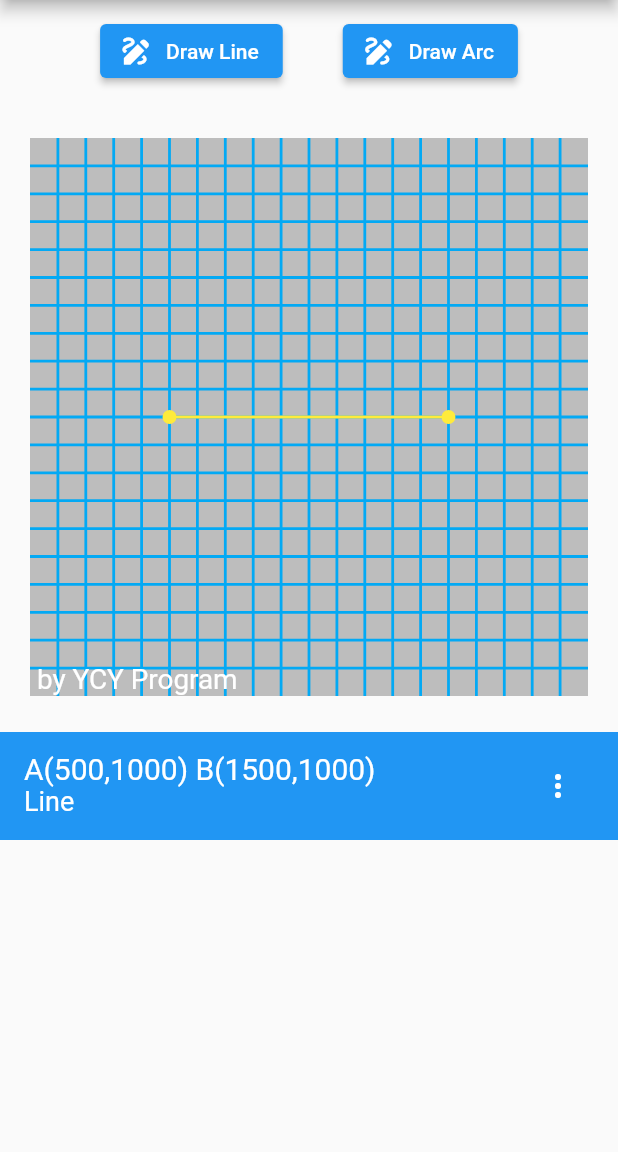
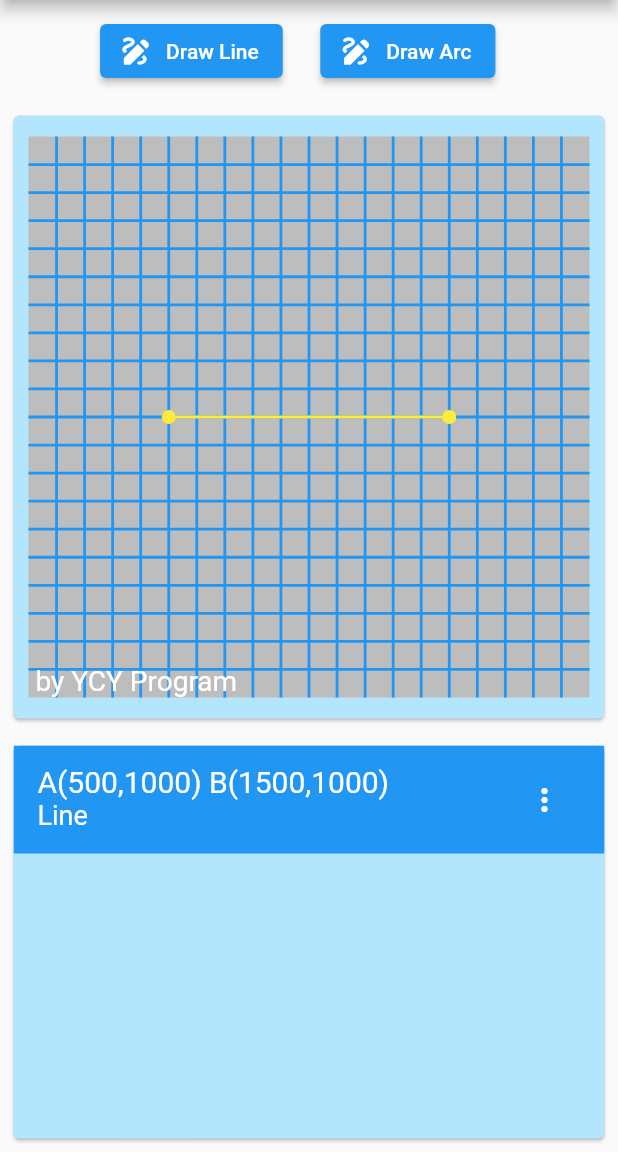
Before and after one commit to YCY-Program-team/draw_graph, a Flutter app: the screen it shows after launch, after a tap on "Draw Line", on a phone screen of 412 x 824 dp, the part 84-1236 px from its top. Run offline on Flutter 3.47's test engine with Material 2 defaults, Android fonts, the phone set to English and light mode, and no system bars; our stand-ins replace image_picker, qr_flutter; missing offline and left inert: mobile_scanner.

Commit message:
fix canva size

```diff
--- a/lib/body.dart
+++ b/lib/body.dart
@@ -40,7 +40,7 @@ class GraphCanvaState extends State<GraphCanva> {
   @override
   Widget build(BuildContext context) {
     final doCanva = Container(
-      margin: const EdgeInsets.all(20),
+      margin: const EdgeInsets.all(10),
       child: FittedBox(
         child: GestureDetector(
           child: Container(
@@ -225,7 +225,7 @@ class GraphCanvaState extends State<GraphCanva> {
       mainAxisAlignment: MainAxisAlignment.center,
       children: <Widget>[
         Container(
-          margin: const EdgeInsets.symmetric(vertical: 10, horizontal: 20),
+          margin: const EdgeInsets.symmetric(vertical: 5, horizontal: 5),
           child: ElevatedButton.icon(
               onPressed: () {
                 setState(() {
@@ -253,11 +253,30 @@ class GraphCanvaState extends State<GraphCanva> {
       ],
     );
 
+    final deviceSize = MediaQuery.of(context).size;
+
     final verticalLayout = Column(
       children: <Widget>[
         drawButtons,
-        Expanded(flex: 3, child: doCanva),
-        Expanded(flex: 2, child: doList)
+        Expanded(
+          flex: 3,
+          child: Container(
+            margin: const EdgeInsets.symmetric(vertical: 5, horizontal: 5),
+            child: Card(
+              color: Colors.lightBlue[100],
+              child: FractionallySizedBox(
+                widthFactor: 1.0,
+                child: doCanva,
+              ),
+            ),
+          ),
+        ),
+        Expanded(
+            flex: 2,
+            child: Container(
+              margin: const EdgeInsets.symmetric(vertical: 5, horizontal: 5),
+              child: Card(color: Colors.lightBlue[100], child: doList),
+            ))
       ],
     );
 
@@ -266,7 +285,12 @@ class GraphCanvaState extends State<GraphCanva> {
         Expanded(
             child: Container(
           margin: const EdgeInsets.symmetric(vertical: 10, horizontal: 5),
-          child: Card(color: Colors.lightBlue[100], child: doCanva),
+          child: Card(
+              color: Colors.lightBlue[100],
+              child: FractionallySizedBox(
+                heightFactor: 1.0,
+                child: doCanva,
+              )),
         )),
         Expanded(
           child: Container(
@@ -284,7 +308,6 @@ class GraphCanvaState extends State<GraphCanva> {
       ],
     );
 
-    final deviceSize = MediaQuery.of(context).size;
     return deviceSize.height > deviceSize.width
         ? verticalLayout
         : horizontalLayout;
--- a/lib/paint.dart
+++ b/lib/paint.dart
@@ -86,7 +86,7 @@ class Painter extends CustomPainter {
   void prepare(Canvas canvas, Size size) {
     Paint paint = Paint()
       ..strokeWidth = 10
-      ..color = Colors.lightBlue;
+      ..color = Colors.blue;
     for (int x = 1; x < 20; x++) {
       canvas.drawLine(Offset(size.width * x / 20, size.height * 0),
           Offset(size.width * x / 20, size.height * 1), paint);
```
